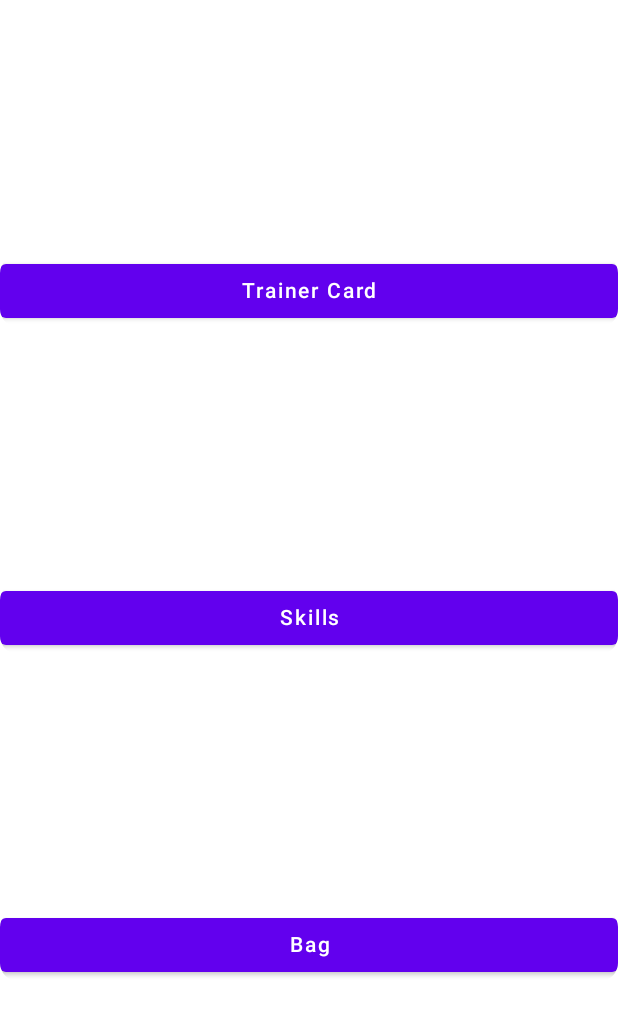
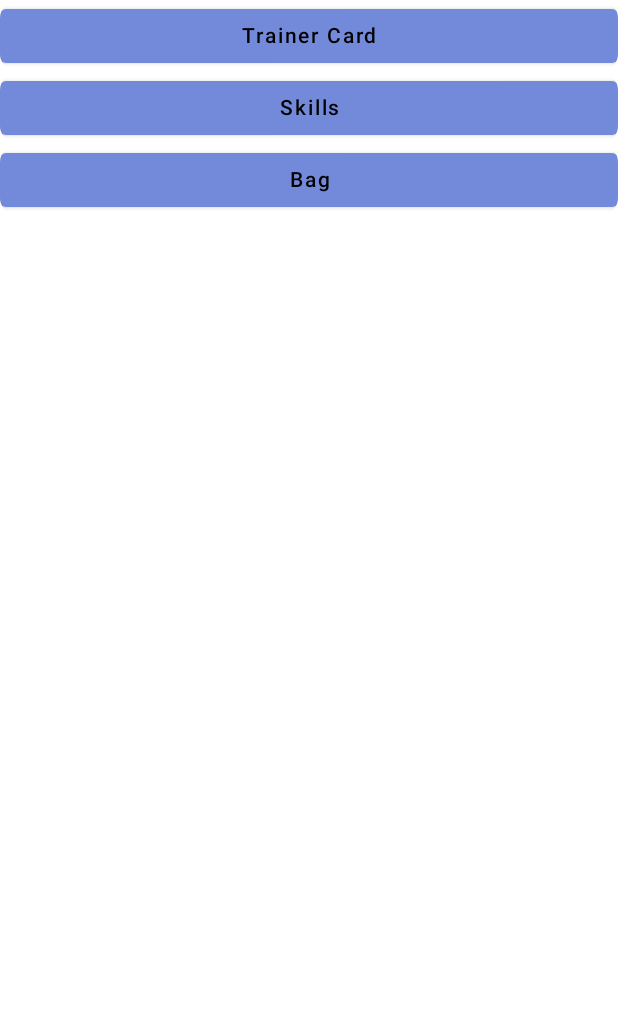
Before and after one commit to arejaybee/pokerole, an Android app built with Jetpack Compose: the composable NavButtons shown on its own in the app's theme, on a phone screen of 412 x 824 dp. Shown: the top 1016 px of the screen. Run offline under Robolectric (Android 15) with nearby library versions, the phone set to English and light mode, and no system bars.

Commit message:
Bag Update
Fixed the buttons. Main and Small pockets work properly now. Everything is centered better. Using better colors

```diff
--- a/app/src/main/java/com/arejaybee/pokerole_core_sheet/trainer/Trainer.kt
+++ b/app/src/main/java/com/arejaybee/pokerole_core_sheet/trainer/Trainer.kt
@@ -5,6 +5,7 @@ import android.content.Context.MODE_PRIVATE
 import android.content.SharedPreferences
 import com.arejaybee.pokerole_core_sheet.pokemon.Pokemon
 import com.google.gson.Gson
+import com.google.gson.annotations.Expose
 
 
 class Trainer(@Transient private  var context: Context) : BagUpdateListener {
@@ -18,6 +19,7 @@ class Trainer(@Transient private  var context: Context) : BagUpdateListener {
             val trainer = Gson().fromJson(json, Trainer::class.java)
             trainer.context = context
             trainer.bag.listener = trainer
+            trainer.bag.loadFromJson()
             return trainer
         }
     }
@@ -274,6 +276,7 @@ class Trainer(@Transient private  var context: Context) : BagUpdateListener {
             saveData()
         }
 
+    @Expose
     var bag = Bag(this)
         set(value) {
             field = value
--- a/app/src/main/java/com/arejaybee/pokerole_core_sheet/views/MainContentView.kt
+++ b/app/src/main/java/com/arejaybee/pokerole_core_sheet/views/MainContentView.kt
@@ -1,8 +1,10 @@
 package com.arejaybee.pokerole_core_sheet.views
 
 import androidx.compose.foundation.Image
+import androidx.compose.foundation.background
 import androidx.compose.foundation.clickable
 import androidx.compose.foundation.layout.Arrangement
+import androidx.compose.foundation.layout.Box
 import androidx.compose.foundation.layout.Column
 import androidx.compose.foundation.layout.Row
 import androidx.compose.foundation.layout.Spacer
@@ -10,7 +12,6 @@ import androidx.compose.foundation.layout.fillMaxHeight
 import androidx.compose.foundation.layout.fillMaxWidth
 import androidx.compose.foundation.layout.padding
 import androidx.compose.foundation.shape.RoundedCornerShape
-import androidx.compose.material.Button
 import androidx.compose.material.Text
 import androidx.compose.runtime.Composable
 import androidx.compose.runtime.getValue
@@ -19,6 +20,7 @@ import androidx.compose.runtime.setValue
 import androidx.compose.ui.Modifier
 import androidx.compose.ui.draw.clip
 import androidx.compose.ui.layout.ContentScale
+import androidx.compose.ui.res.colorResource
 import androidx.compose.ui.res.painterResource
 import androidx.compose.ui.res.stringResource
 import androidx.compose.ui.text.style.TextAlign
@@ -39,6 +41,7 @@ val roundedMod = Modifier.clip(RoundedCornerShape(25, 25, 25, 25))
 @Composable
 fun MainContentView(newTrainer: Trainer) {
     trainer = newTrainer
+    Box(Modifier.background(colorResource(id = R.color.background_primary))) {
         Column(Modifier.padding(10.dp)) {
             Row(Modifier.weight(0.8f)) {
                 NavButtons(modifier = Modifier.weight(0.15f))
@@ -55,6 +58,7 @@ fun MainContentView(newTrainer: Trainer) {
             PokemonGrid(modifier = Modifier.weight(0.2f))
         }
     }
+}
 
 @Composable
 fun NavButtons(modifier: Modifier = Modifier) {
@@ -62,19 +66,19 @@ fun NavButtons(modifier: Modifier = Modifier) {
         modifier = modifier
             .fillMaxWidth()
             .fillMaxHeight(),
-        verticalArrangement = Arrangement.SpaceEvenly
+        verticalArrangement = Arrangement.Top
     ) {
-        Button(modifier = roundedMod.fillMaxWidth(), onClick = {
+       ActionButton(modifier = roundedMod.fillMaxWidth(), onClick = {
             selectedPage = Page.TRAINER_CARD
         }) {
             Text(stringResource(id = R.string.nav_trainer_card), textAlign = TextAlign.Center)
         }
-        Button(modifier = roundedMod.fillMaxWidth(), onClick = {
+        ActionButton(modifier = roundedMod.fillMaxWidth(), onClick = {
             selectedPage = Page.SKILLS
         }) {
             Text(stringResource(id = R.string.nav_trainer_skills), textAlign = TextAlign.Center)
         }
-        Button(modifier = roundedMod.fillMaxWidth(), onClick = {
+        ActionButton(modifier = roundedMod.fillMaxWidth(), onClick = {
             selectedPage = Page.BAG
         }) {
             Text(stringResource(id = R.string.nav_trainer_bag), textAlign = TextAlign.Center)
--- /dev/null
+++ b/app/src/main/java/com/arejaybee/pokerole_core_sheet/views/Util.kt
@@ -0,0 +1,20 @@
+package com.arejaybee.pokerole_core_sheet.views
+
+import androidx.compose.foundation.layout.RowScope
+import androidx.compose.material.Button
+import androidx.compose.material.ButtonDefaults
+import androidx.compose.runtime.Composable
+import androidx.compose.ui.Modifier
+import androidx.compose.ui.res.colorResource
+import com.arejaybee.pokerole_core_sheet.R
+
+@Composable
+fun ActionButton(modifier: Modifier, onClick: () -> Unit, content: @Composable() (RowScope.() -> Unit)) {
+   Button(
+        modifier = modifier,
+        onClick = onClick,
+        colors =  ButtonDefaults.buttonColors(backgroundColor = colorResource(id = R.color.button_primary))
+    ) {
+        content()
+    }
+}
--- a/app/src/main/java/com/arejaybee/pokerole_core_sheet/views/trainer/TrainerCardView.kt
+++ b/app/src/main/java/com/arejaybee/pokerole_core_sheet/views/trainer/TrainerCardView.kt
@@ -10,7 +10,6 @@ import androidx.compose.foundation.layout.fillMaxHeight
 import androidx.compose.foundation.layout.fillMaxWidth
 import androidx.compose.foundation.layout.padding
 import androidx.compose.foundation.text.KeyboardOptions
-import androidx.compose.material.Button
 import androidx.compose.material.DropdownMenu
 import androidx.compose.material.DropdownMenuItem
 import androidx.compose.material.Text
@@ -28,6 +27,7 @@ import androidx.compose.ui.text.style.TextAlign
 import androidx.compose.ui.unit.dp
 import com.arejaybee.pokerole_core_sheet.R
 import com.arejaybee.pokerole_core_sheet.trainer.Nature
+import com.arejaybee.pokerole_core_sheet.views.ActionButton
 import com.arejaybee.pokerole_core_sheet.views.roundedMod
 import com.arejaybee.pokerole_core_sheet.views.trainer
 
@@ -58,7 +58,7 @@ fun TrainerCard(modifier: Modifier) {
             horizontalArrangement = Arrangement.SpaceBetween
         ) {
             Text(modifier = Modifier.padding(horizontal = 50.dp), text = "")
-            Button(
+            ActionButton(
                 modifier = roundedMod
                     .weight(1f)
                     .fillMaxHeight(),
--- a/app/src/main/res/values/colors.xml
+++ b/app/src/main/res/values/colors.xml
@@ -1,10 +1,9 @@
 <?xml version="1.0" encoding="utf-8"?>
 <resources>
-    <color name="purple_200">#FFBB86FC</color>
-    <color name="purple_500">#FF6200EE</color>
-    <color name="purple_700">#FF3700B3</color>
     <color name="teal_200">#FF03DAC5</color>
     <color name="teal_700">#FF018786</color>
     <color name="black">#FF000000</color>
     <color name="white">#FFFFFFFF</color>
+    <color name="background_primary">#FFDDDDDD</color>
+    <color name="button_primary">#FF738ADB</color>
 </resources>
--- a/app/src/main/res/values/themes.xml
+++ b/app/src/main/res/values/themes.xml
@@ -1,14 +1,6 @@
 <resources xmlns:tools="http://schemas.android.com/tools">
     <!-- Base application theme. -->
     <style name="Theme.PokeroleCoreCharactersheet" parent="Theme.MaterialComponents.DayNight.DarkActionBar">
-        <!-- Primary brand color. -->
-        <item name="colorPrimary">@color/purple_500</item>
-        <item name="colorPrimaryVariant">@color/purple_700</item>
-        <item name="colorOnPrimary">@color/white</item>
-        <!-- Secondary brand color. -->
-        <item name="colorSecondary">@color/teal_200</item>
-        <item name="colorSecondaryVariant">@color/teal_700</item>
-        <item name="colorOnSecondary">@color/black</item>
         <item name="windowActionBar">false</item>
         <item name="windowNoTitle">true</item>
         <!-- Status bar color. -->
```
Also changed, not shown: app/src/main/java/com/arejaybee/pokerole_core_sheet/trainer/Bag.kt (+28 -6 lines), app/src/main/java/com/arejaybee/pokerole_core_sheet/trainer/Potion.kt (+19 -11 lines), app/src/main/java/com/arejaybee/pokerole_core_sheet/views/trainer/BagView.kt (+59 -27 lines), app/src/main/res/values/strings.xml (+14 -3 lines). Lines whose indentation alone changed are shown as unchanged.
